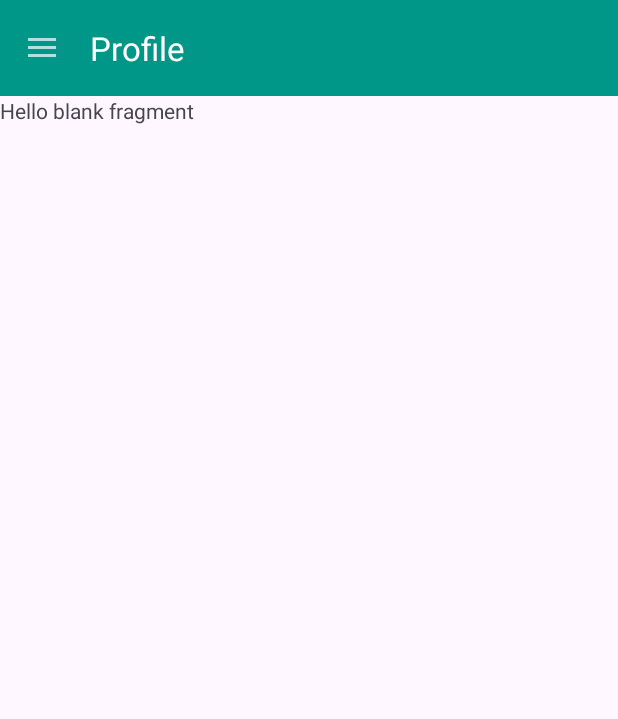
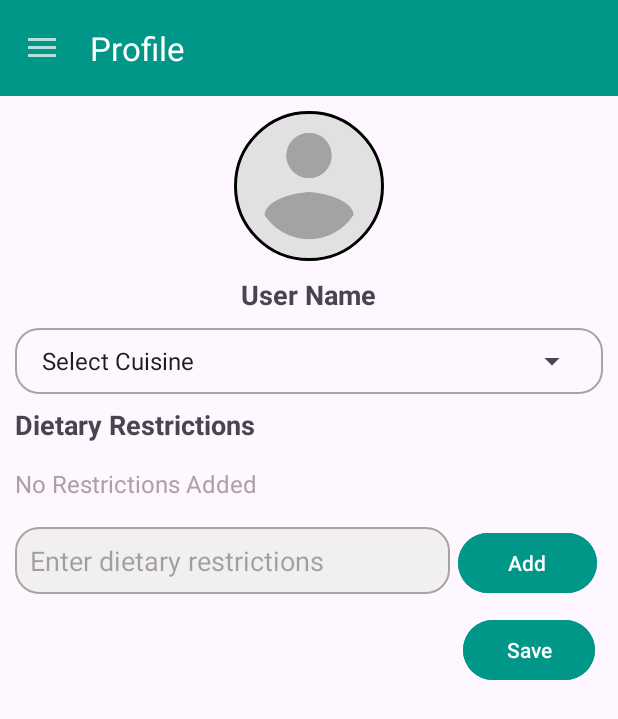
Before and after one commit to VISHALCHAND007/Recipe-App, an Android app: the screen it shows after launch (MainActivity), in the side drawer, after a tap on "Profile", on a phone screen of 412 x 824 dp. Shown: the top 719 px of the screen. Run offline under Robolectric (Android 15) with nearby library versions, the phone set to English and light mode, and no system bars; our stand-ins replace CircleImageView, Volley; network calls fail.

Commit message:
Worked on profile fragment.

```diff
--- a/app/build.gradle
+++ b/app/build.gradle
@@ -52,5 +52,9 @@ dependencies {
 
     //glide
     implementation 'com.github.bumptech.glide:glide:4.15.1'
+
+    //circular imageView
+    implementation 'de.hdodenhof:circleimageview:3.1.0'
+
     //room
 }
--- /dev/null
+++ b/app/src/main/java/com/example/recipeapp/adapter/RestrictionsAdapter.kt
@@ -0,0 +1,34 @@
+package com.example.recipeapp.adapter
+
+import android.annotation.SuppressLint
+import android.content.Context
+import android.view.LayoutInflater
+import android.view.View
+import android.view.ViewGroup
+import androidx.recyclerview.widget.RecyclerView
+import com.example.recipeapp.R
+
+class RestrictionsAdapter(private val mContext: Context?, private val list: ArrayList<String>): RecyclerView.Adapter<RestrictionsAdapter.RestrictionsViewHolder>() {
+    inner class RestrictionsViewHolder(itemView: View): RecyclerView.ViewHolder(itemView) {
+
+
+    }
+
+    override fun onCreateViewHolder(parent: ViewGroup, viewType: Int): RestrictionsViewHolder {
+        val view = LayoutInflater.from(mContext).inflate(R.layout.sample_layout_restrictions, parent, false)
+        return RestrictionsViewHolder(view)
+    }
+
+    override fun getItemCount(): Int {
+        return list.size
+    }
+
+    @SuppressLint("NotifyDataSetChanged")
+    override fun onBindViewHolder(holder: RestrictionsViewHolder, position: Int) {
+//        holder.textView.text = list[position].checkListItem
+//        holder.deleteImg.setOnClickListener {
+//            list.removeAt(position)
+//            notifyDataSetChanged()
+//        }
+    }
+}
--- a/app/src/main/java/com/example/recipeapp/fragments/ProfileFragment.kt
+++ b/app/src/main/java/com/example/recipeapp/fragments/ProfileFragment.kt
@@ -1,18 +1,59 @@
 package com.example.recipeapp.fragments
 
 import android.os.Bundle
-import androidx.fragment.app.Fragment
 import android.view.LayoutInflater
 import android.view.View
 import android.view.ViewGroup
-import com.example.recipeapp.R
+import androidx.fragment.app.Fragment
+import com.example.recipeapp.databinding.FragmentProfileBinding
+import com.example.recipeapp.utils.Helper
 
 class ProfileFragment : Fragment() {
+    private lateinit var binding: FragmentProfileBinding
+    private lateinit var mListRestrictions: ArrayList<String>
     override fun onCreateView(
         inflater: LayoutInflater, container: ViewGroup?,
         savedInstanceState: Bundle?
-    ): View? {
+    ): View {
         // Inflate the layout for this fragment
-        return inflater.inflate(R.layout.fragment_profile, container, false)
+        binding = FragmentProfileBinding.inflate(inflater, container, false)
+        init()
+        return binding.root
+    }
+
+    private fun init() {
+        initTasks()
+        initListeners()
+    }
+
+    private fun initTasks() {
+        mListRestrictions = ArrayList()
+        checkEmpty()
+    }
+
+    private fun checkEmpty() {
+        if(mListRestrictions.isEmpty()) {
+            binding.noDataTv.visibility = View.VISIBLE
+        }
+    }
+
+    private fun initListeners() {
+        binding.profileImage.setOnClickListener {
+            Helper().makeToast(requireContext(), "Feature not added.")
+        }
+
+        binding.addBtn.setOnClickListener {
+            if(binding.inputEt.text.isNotEmpty()) {
+
+            }
+        }
+
+        binding.saveBtn.setOnClickListener {
+
+        }
+    }
+
+    private fun updateList() {
+
     }
 }
--- a/app/src/main/java/com/example/recipeapp/utils/Helper.kt
+++ b/app/src/main/java/com/example/recipeapp/utils/Helper.kt
@@ -14,7 +14,7 @@ class Helper {
     }
     fun generateAlphabets() {
         alphabets = ArrayList()
-        for(i in 'A'..'Z') {
+        for (i in 'A'..'Z') {
             alphabets.add(i.toString())
 
         }
--- /dev/null
+++ b/app/src/main/res/drawable/close.xml
@@ -0,0 +1,5 @@
+<vector android:height="48dp" android:tint="#000000"
+    android:viewportHeight="24" android:viewportWidth="24"
+    android:width="48dp" xmlns:android="http://schemas.android.com/apk/res/android">
+    <path android:fillColor="@android:color/white" android:pathData="M19,6.41L17.59,5 12,10.59 6.41,5 5,6.41 10.59,12 5,17.59 6.41,19 12,13.41 17.59,19 19,17.59 13.41,12z"/>
+</vector>
--- /dev/null
+++ b/app/src/main/res/drawable/round_corner.xml
@@ -0,0 +1,10 @@
+<?xml version="1.0" encoding="utf-8"?>
+<shape xmlns:android="http://schemas.android.com/apk/res/android"
+    android:shape="rectangle">
+
+    <corners android:radius="@dimen/_15dp" />
+    <stroke
+        android:width="1dp"
+        android:color="@color/grey" />
+
+</shape>
--- /dev/null
+++ b/app/src/main/res/drawable/tv_border.xml
@@ -0,0 +1,14 @@
+<?xml version="1.0" encoding="utf-8"?>
+<shape xmlns:android="http://schemas.android.com/apk/res/android"
+    android:shape="rectangle">
+
+    <corners android:radius="25dp" />
+    <padding
+        android:bottom="5dp"
+        android:left="15dp"
+        android:right="15dp"
+        android:top="5dp" />
+    <stroke android:color="@color/colorPrimaryDark"
+        android:width="1dp"/>
+
+</shape>
--- a/app/src/main/res/layout/fragment_profile.xml
+++ b/app/src/main/res/layout/fragment_profile.xml
@@ -1,14 +1,115 @@
 <?xml version="1.0" encoding="utf-8"?>
-<FrameLayout xmlns:android="http://schemas.android.com/apk/res/android"
+<LinearLayout xmlns:android="http://schemas.android.com/apk/res/android"
     xmlns:tools="http://schemas.android.com/tools"
     android:layout_width="match_parent"
     android:layout_height="match_parent"
+    xmlns:app="http://schemas.android.com/apk/res-auto"
+    android:orientation="vertical"
+    android:padding="@dimen/_10dp"
     tools:context=".fragments.ProfileFragment">
 
-    <!-- TODO: Update blank fragment layout -->
+    <de.hdodenhof.circleimageview.CircleImageView
+        android:id="@+id/profile_image"
+        android:layout_width="100dp"
+        android:layout_height="100dp"
+        android:src="@drawable/avatar"
+        app:civ_border_width="2dp"
+        android:layout_gravity="center_horizontal"
+        app:civ_border_color="#FF000000"/>
+
     <TextView
+        android:id="@+id/userNameTv"
+        android:layout_width="wrap_content"
+        android:layout_height="wrap_content"
+        android:layout_gravity="center_horizontal"
+        android:layout_marginTop="@dimen/_10dp"
+        android:text="@string/user_name"
+        android:textSize="@dimen/_18sp"
+        android:textStyle="bold" />
+
+   <LinearLayout
+       android:layout_width="match_parent"
+       android:layout_height="wrap_content"
+       android:background="@drawable/round_corner"
+       android:padding="@dimen/_10dp"
+       android:layout_gravity="center_vertical"
+       android:layout_marginTop="@dimen/_10dp"
+       android:orientation="horizontal">
+
+       <Spinner
+           android:id="@+id/cuisineTypeTv"
+           android:layout_width="match_parent"
+           android:layout_height="wrap_content"
+           android:elevation="1dp"
+           android:entries="@array/cuisine"
+           />
+
+   </LinearLayout>
+
+    <TextView
+        android:id="@+id/mealNameTv"
+        android:layout_width="wrap_content"
+        android:layout_height="wrap_content"
+        android:layout_marginVertical="8dp"
+        android:text="@string/dietary_restrictions"
+        android:textSize="@dimen/_18sp"
+        android:textStyle="bold" />
+
+    <androidx.recyclerview.widget.RecyclerView
+        android:id="@+id/dietaryRestrictionsRv"
         android:layout_width="match_parent"
-        android:layout_height="match_parent"
-        android:text="@string/hello_blank_fragment" />
+        android:layout_height="wrap_content"
+        tools:listitem="@layout/sample_layout_restrictions"/>
 
-</FrameLayout>
+    <TextView
+        android:id="@+id/noDataTv"
+        android:layout_width="wrap_content"
+        android:layout_height="wrap_content"
+        android:layout_marginVertical="8dp"
+        android:visibility="gone"
+        android:textColor="@color/grey"
+        android:text="@string/no_restrictions_added"
+        android:textSize="@dimen/_16sp" />
+
+    <LinearLayout
+        android:layout_width="match_parent"
+        android:layout_height="wrap_content"
+        android:orientation="horizontal"
+        android:layout_marginTop="@dimen/_10dp"
+        android:weightSum="1">
+
+        <EditText
+            android:id="@+id/inputEt"
+            android:layout_width="0dp"
+            android:layout_height="wrap_content"
+            android:layout_weight=".75"
+            android:background="@drawable/searchbar_drawable"
+            android:hint="@string/enter_dietary_restrictions"
+            android:padding="@dimen/_10dp"
+            android:inputType="text"
+            android:autofillHints="@null" />
+
+        <com.google.android.material.button.MaterialButton
+            android:id="@+id/addBtn"
+            android:layout_width="0dp"
+            android:layout_height="wrap_content"
+            android:layout_weight=".24"
+            android:backgroundTint="@color/colorAccent"
+            android:layout_marginStart="@dimen/_5dp"
+            android:text="@string/add"/>
+
+    </LinearLayout>
+
+    <com.google.android.material.button.MaterialButton
+        android:id="@+id/saveBtn"
+        android:layout_width="wrap_content"
+        android:layout_height="wrap_content"
+        android:layout_marginStart="@dimen/_5dp"
+        android:layout_gravity="end"
+        android:paddingHorizontal="@dimen/_20dp"
+        android:layout_marginEnd="@dimen/_5dp"
+        android:backgroundTint="@color/colorAccent"
+        android:layout_marginTop="@dimen/_10dp"
+        android:text="@string/save"/>
+
+</LinearLayout>
--- /dev/null
+++ b/app/src/main/res/layout/sample_layout_restrictions.xml
@@ -0,0 +1,28 @@
+<?xml version="1.0" encoding="utf-8"?>
+<LinearLayout xmlns:android="http://schemas.android.com/apk/res/android"
+    android:layout_width="wrap_content"
+    android:layout_height="wrap_content"
+    android:orientation="horizontal"
+    android:background="@drawable/tv_border"
+    android:gravity="center_vertical"
+    android:layout_weight="1"
+    android:layout_margin="5dp">
+
+    <TextView
+        android:id="@+id/restrictionTv"
+        android:layout_width="0dp"
+        android:layout_height="wrap_content"
+        android:text="@string/app_name"
+        android:layout_weight="1"
+        android:textSize="18sp" />
+
+    <ImageView
+        android:id="@+id/deleteImg"
+        android:layout_width="24dp"
+        android:layout_height="24dp"
+        android:contentDescription="@null"
+        android:src="@drawable/close"
+        android:layout_marginStart="10dp" />
+
+
+</LinearLayout>
--- a/app/src/main/res/values/dimens.xml
+++ b/app/src/main/res/values/dimens.xml
@@ -3,7 +3,7 @@
     <dimen name="_5dp">5dp</dimen>
     <dimen name="_10dp">10dp</dimen>
     <dimen name="_15dp">15dp</dimen>
-    <dimen name="_12dp">20dp</dimen>
+    <dimen name="_20dp">20dp</dimen>
     <dimen name="_30dp">30dp</dimen>
     <dimen name="_50dp">50dp</dimen>
     <dimen name="_200dp">200dp</dimen>
--- a/app/src/main/res/values/strings.xml
+++ b/app/src/main/res/values/strings.xml
@@ -21,4 +21,21 @@
     <string name="recipe">Recipe</string>
     <string name="quantity">Quantity</string>
     <string name="ingredients">Ingredients</string>
+    <string name="user_name">User Name</string>
+    <string name="dietary_restrictions">Dietary Restrictions</string>
+    <string name="enter_dietary_restrictions">Enter dietary restrictions</string>
+    <string name="save">Save</string>
+    <string name="no_restrictions_added">No Restrictions Added</string>
+
+    <string-array name="cuisine">
+        <item>Select Cuisine</item>
+        <item>Indian</item>
+        <item>Chinese</item>
+        <item>South-Indian</item>
+        <item>Italian</item>
+        <item>French</item>
+        <item>Japanese</item>
+        <item>Thai</item>
+        <item>Mexican</item>
+    </string-array>
 </resources>
```
Also changed, not shown: app/src/main/res/drawable/avatar.png (added).
